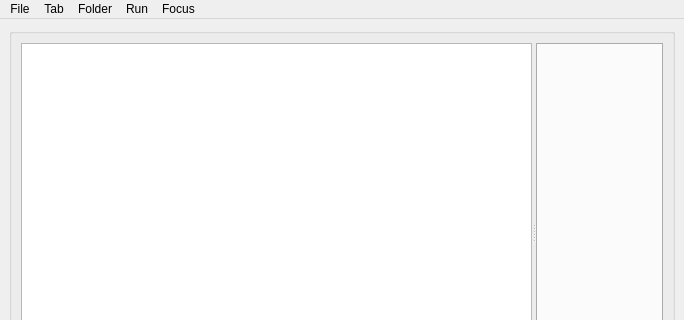
Qt form app/ui/mainwindow.ui (dj1vs/corgide) before a commit; both pictures show x 0 to 684 and y 0 to 320 of the 684 by 653 pixel window.
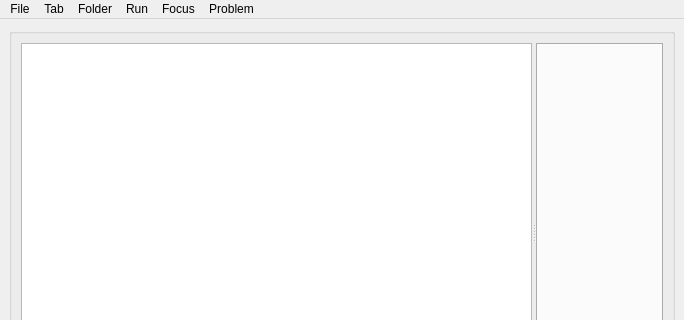
The same form after that commit. Icons and pictures are not drawn. Custom widgets are drawn as their Qt base class.

Commit message: load problem statement in the comments

Diff of the .ui file:
```diff
--- a/app/ui/mainwindow.ui
+++ b/app/ui/mainwindow.ui
@@ -128,11 +128,18 @@
     <addaction name="editor_focus_action"/>
     <addaction name="folder_focus_action"/>
    </widget>
+   <widget class="QMenu" name="menuProblem">
+    <property name="title">
+     <string>Problem</string>
+    </property>
+    <addaction name="problem_load_action"/>
+   </widget>
    <addaction name="file_menu"/>
    <addaction name="tab_menu"/>
    <addaction name="folder_menu"/>
    <addaction name="run_menu"/>
    <addaction name="focus_menu"/>
+   <addaction name="menuProblem"/>
   </widget>
   <widget class="QStatusBar" name="statusbar"/>
   <action name="open_file_action">
```
Left out of the diff: 22 changed lines with no effect on the pictures. The commit also changes 4 other files.
